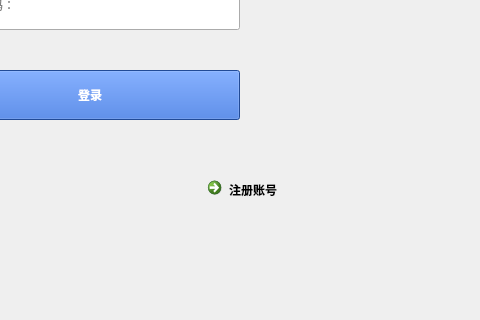
First picture: the form in chat_client/widget.ui, repository UserXSX/Qt-chat-client, before the edit; both pictures show x 320 to 800 and y 280 to 600 of the 800 by 600 pixel window.
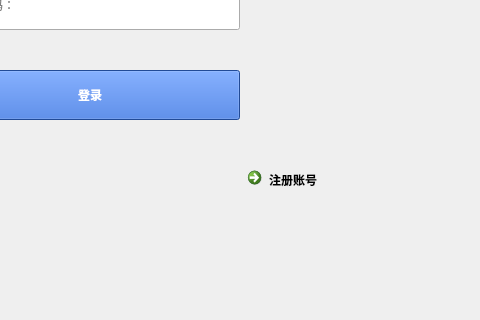
Second picture: the form after the edit.

What changed in the file:
```diff
--- a/chat_client/widget.ui
+++ b/chat_client/widget.ui
@@ -77,8 +77,8 @@
   <widget class="QCommandLinkButton" name="signupButton">
    <property name="geometry">
     <rect>
-     <x>520</x>
-     <y>450</y>
+     <x>560</x>
+     <y>440</y>
      <width>150</width>
      <height>50</height>
     </rect>
```
